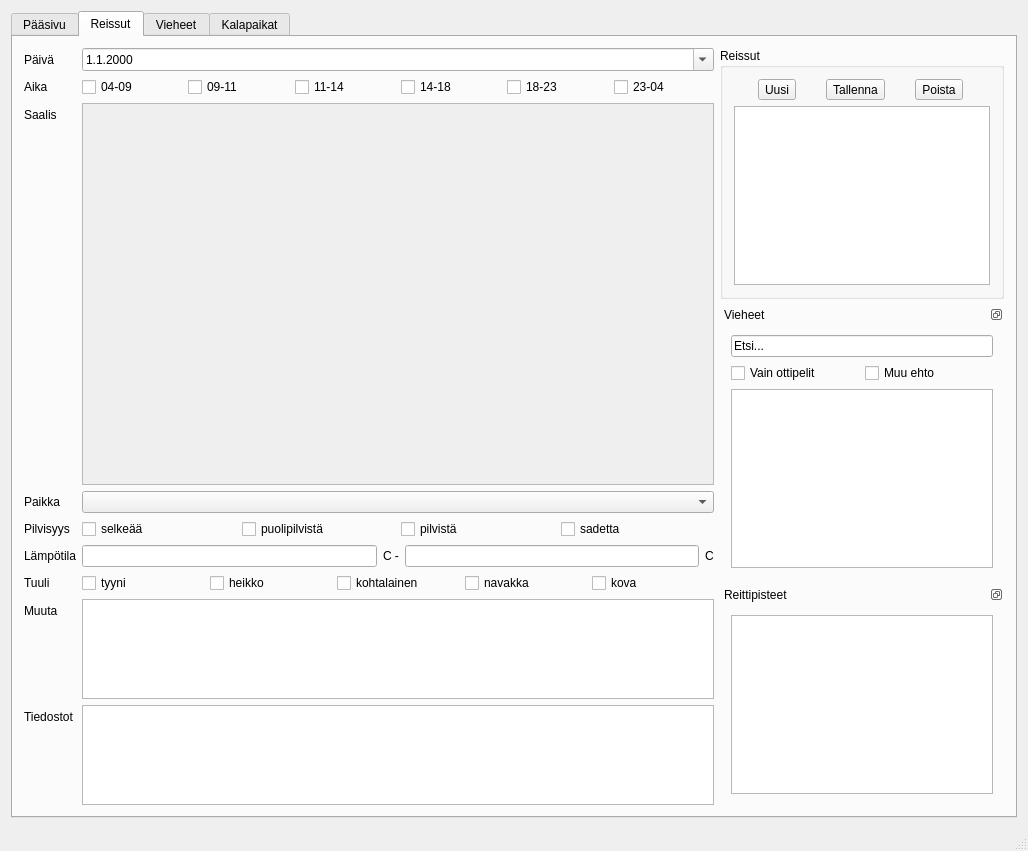
Above: mainwindow.ui from samuliwritescode/uistelupaivakirja-desktop before the change. Below: the same form after it.
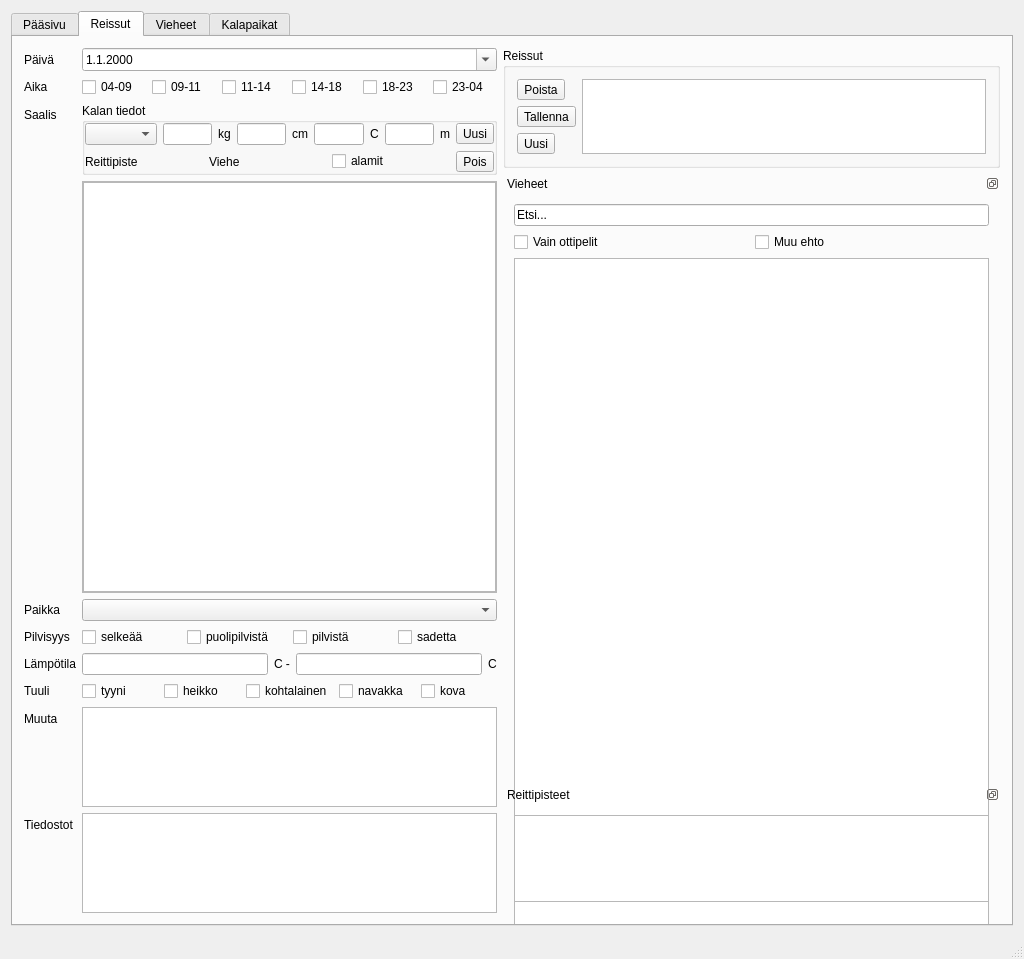
That is the form after the change. Icons and pictures are not drawn.

Commit message: -kalan tiedot syötetään omassa panelissaan.

Patch:
```diff
--- a/mainwindow.ui
+++ b/mainwindow.ui
@@ -6,8 +6,8 @@
    <rect>
     <x>0</x>
     <y>0</y>
-    <width>1028</width>
-    <height>851</height>
+    <width>1024</width>
+    <height>959</height>
    </rect>
   </property>
   <property name="sizePolicy">
@@ -237,59 +237,6 @@
             </property>
            </widget>
           </item>
-          <item row="4" column="1">
-           <widget class="QScrollArea" name="scrollArea">
-            <property name="sizePolicy">
-             <sizepolicy hsizetype="Expanding" vsizetype="Minimum">
-              <horstretch>0</horstretch>
-              <verstretch>1</verstretch>
-             </sizepolicy>
-            </property>
-            <property name="minimumSize">
-             <size>
-              <width>0</width>
-              <height>200</height>
-             </size>
-            </property>
-            <property name="frameShape">
-             <enum>QFrame::StyledPanel</enum>
-            </property>
-            <property name="frameShadow">
-             <enum>QFrame::Sunken</enum>
-            </property>
-            <property name="widgetResizable">
-             <bool>true</bool>
-            </property>
-            <property name="alignment">
-             <set>Qt::AlignBottom|Qt::AlignLeading|Qt::AlignLeft</set>
-            </property>
-            <widget class="QWidget" name="scrollAreaWidgetContents">
-             <property name="geometry">
-              <rect>
-               <x>0</x>
-               <y>0</y>
-               <width>586</width>
-               <height>270</height>
-              </rect>
-             </property>
-             <layout class="QGridLayout" name="gridLayout_2">
-              <property name="margin">
-               <number>0</number>
-              </property>
-              <property name="spacing">
-               <number>-1</number>
-              </property>
-              <item row="0" column="0">
-               <layout class="QGridLayout" name="catchGrid">
-                <property name="spacing">
-                 <number>0</number>
-                </property>
-               </layout>
-              </item>
-             </layout>
-            </widget>
-           </widget>
-          </item>
           <item row="5" column="0">
            <widget class="QLabel" name="label_37">
             <property name="text">
@@ -488,6 +435,223 @@
             </property>
            </widget>
           </item>
+          <item row="4" column="1">
+           <layout class="QVBoxLayout" name="verticalLayout_6">
+            <item>
+             <widget class="QGroupBox" name="groupBox_4">
+              <property name="title">
+               <string>Kalan tiedot</string>
+              </property>
+              <layout class="QVBoxLayout" name="verticalLayout_7">
+               <property name="margin">
+                <number>0</number>
+               </property>
+               <item>
+                <layout class="QHBoxLayout" name="horizontalLayout_5">
+                 <property name="leftMargin">
+                  <number>0</number>
+                 </property>
+                 <property name="topMargin">
+                  <number>0</number>
+                 </property>
+                 <property name="rightMargin">
+                  <number>0</number>
+                 </property>
+                 <item>
+                  <widget class="QComboBox" name="comboBox"/>
+                 </item>
+                 <item>
+                  <widget class="QLineEdit" name="lineEdit_2"/>
+                 </item>
+                 <item>
+                  <widget class="QLabel" name="label_2">
+                   <property name="text">
+                    <string>kg</string>
+                   </property>
+                  </widget>
+                 </item>
+                 <item>
+                  <widget class="QLineEdit" name="lineEdit_3"/>
+                 </item>
+                 <item>
+                  <widget class="QLabel" name="label_3">
+                   <property name="text">
+                    <string>cm</string>
+                   </property>
+                  </widget>
+                 </item>
+                 <item>
+                  <widget class="QLineEdit" name="lineEdit_4"/>
+                 </item>
+                 <item>
+                  <widget class="QLabel" name="label_4">
+                   <property name="text">
+                    <string>C</string>
+                   </property>
+                  </widget>
+                 </item>
+                 <item>
+                  <widget class="QLineEdit" name="lineEdit_5"/>
+                 </item>
+                 <item>
+                  <widget class="QLabel" name="label_5">
+                   <property name="text">
+                    <string>m</string>
+                   </property>
+                  </widget>
+                 </item>
+                 <item>
+                  <widget class="QToolButton" name="toolButton_8">
+                   <property name="text">
+                    <string>Uusi</string>
+                   </property>
+                   <property name="icon">
+                    <iconset resource="resources.qrc">
+                     <normaloff>:/msnlogo.jpg</normaloff>:/msnlogo.jpg</iconset>
+                   </property>
+                   <property name="iconSize">
+                    <size>
+                     <width>16</width>
+                     <height>16</height>
+                    </size>
+                   </property>
+                   <property name="checkable">
+                    <bool>false</bool>
+                   </property>
+                   <property name="popupMode">
+                    <enum>QToolButton::DelayedPopup</enum>
+                   </property>
+                   <property name="toolButtonStyle">
+                    <enum>Qt::ToolButtonIconOnly</enum>
+                   </property>
+                   <property name="autoRaise">
+                    <bool>false</bool>
+                   </property>
+                   <property name="arrowType">
+                    <enum>Qt::NoArrow</enum>
+                   </property>
+                  </widget>
+                 </item>
+                </layout>
+               </item>
+               <item>
+                <layout class="QHBoxLayout" name="horizontalLayout_6">
+                 <property name="leftMargin">
+                  <number>0</number>
+                 </property>
+                 <property name="topMargin">
+                  <number>0</number>
+                 </property>
+                 <property name="rightMargin">
+                  <number>0</number>
+                 </property>
+                 <item>
+                  <widget class="QLabel" name="label_6">
+                   <property name="text">
+                    <string>Reittipiste</string>
+                   </property>
+                  </widget>
+                 </item>
+                 <item>
+                  <widget class="QLabel" name="label_7">
+                   <property name="text">
+                    <string>Viehe</string>
+                   </property>
+                  </widget>
+                 </item>
+                 <item>
+                  <widget class="QCheckBox" name="checkBox_3">
+                   <property name="text">
+                    <string>alamit</string>
+                   </property>
+                  </widget>
+                 </item>
+                 <item>
+                  <widget class="QToolButton" name="toolButton_9">
+                   <property name="text">
+                    <string>Pois</string>
+                   </property>
+                   <property name="icon">
+                    <iconset resource="resources.qrc">
+                     <normaloff>:/IMG_0200.JPG</normaloff>:/IMG_0200.JPG</iconset>
+                   </property>
+                  </widget>
+                 </item>
+                </layout>
+               </item>
+              </layout>
+             </widget>
+            </item>
+            <item>
+             <widget class="QScrollArea" name="scrollArea">
+              <property name="sizePolicy">
+               <sizepolicy hsizetype="Expanding" vsizetype="Expanding">
+                <horstretch>1</horstretch>
+                <verstretch>1</verstretch>
+               </sizepolicy>
+              </property>
+              <property name="minimumSize">
+               <size>
+                <width>0</width>
+                <height>200</height>
+               </size>
+              </property>
+              <property name="sizeIncrement">
+               <size>
+                <width>0</width>
+                <height>1</height>
+               </size>
+              </property>
+              <property name="frameShape">
+               <enum>QFrame::StyledPanel</enum>
+              </property>
+              <property name="frameShadow">
+               <enum>QFrame::Sunken</enum>
+              </property>
+              <property name="widgetResizable">
+               <bool>true</bool>
+              </property>
+              <property name="alignment">
+               <set>Qt::AlignBottom|Qt::AlignLeading|Qt::AlignLeft</set>
+              </property>
+              <widget class="QWidget" name="scrollAreaWidgetContents">
+               <property name="geometry">
+                <rect>
+                 <x>0</x>
+                 <y>0</y>
+                 <width>396</width>
+                 <height>198</height>
+                </rect>
+               </property>
+               <property name="sizeIncrement">
+                <size>
+                 <width>0</width>
+                 <height>1</height>
+                </size>
+               </property>
+               <layout class="QGridLayout" name="gridLayout_2">
+                <property name="margin">
+                 <number>0</number>
+                </property>
+                <property name="spacing">
+                 <number>-1</number>
+                </property>
+                <item row="0" column="0">
+                 <widget class="QTableView" name="catchContents">
+                  <property name="sizeIncrement">
+                   <size>
+                    <width>0</width>
+                    <height>1</height>
+                   </size>
+                  </property>
+                 </widget>
+                </item>
+               </layout>
+              </widget>
+             </widget>
+            </item>
+           </layout>
+          </item>
          </layout>
         </item>
         <item>
@@ -504,7 +668,7 @@
           <item>
            <widget class="QGroupBox" name="groupBox_3">
             <property name="sizePolicy">
-             <sizepolicy hsizetype="Fixed" vsizetype="Preferred">
+             <sizepolicy hsizetype="Expanding" vsizetype="Preferred">
               <horstretch>0</horstretch>
               <verstretch>0</verstretch>
              </sizepolicy>
@@ -512,23 +676,9 @@
             <property name="title">
              <string>Reissut</string>
             </property>
-            <layout class="QVBoxLayout" name="verticalLayout_2">
+            <layout class="QHBoxLayout" name="horizontalLayout_7">
              <item>
-              <layout class="QHBoxLayout" name="horizontalLayout_3">
-               <item>
-                <widget class="QToolButton" name="toolButton_5">
-                 <property name="text">
-                  <string>Uusi</string>
-                 </property>
-                </widget>
-               </item>
-               <item>
-                <widget class="QToolButton" name="toolButton_7">
-                 <property name="text">
-                  <string>Tallenna</string>
-                 </property>
-                </widget>
-               </item>
+              <layout class="QVBoxLayout" name="verticalLayout_2">
                <item>
                 <widget class="QToolButton" name="toolButton_6">
                  <property name="text">
@@ -536,6 +686,20 @@
                  </property>
                 </widget>
                </item>
+               <item>
+                <widget class="QToolButton" name="toolButton_7">
+                 <property name="text">
+                  <string>Tallenna</string>
+                 </property>
+                </widget>
+               </item>
+               <item>
+                <widget class="QToolButton" name="toolButton_5">
+                 <property name="text">
+                  <string>Uusi</string>
+                 </property>
+                </widget>
+               </item>
               </layout>
              </item>
              <item>
@@ -554,8 +718,8 @@
             </property>
             <property name="minimumSize">
              <size>
-              <width>218</width>
-              <height>195</height>
+              <width>497</width>
+              <height>802</height>
              </size>
             </property>
             <property name="features">
```
The commit also changes 1 other file.
